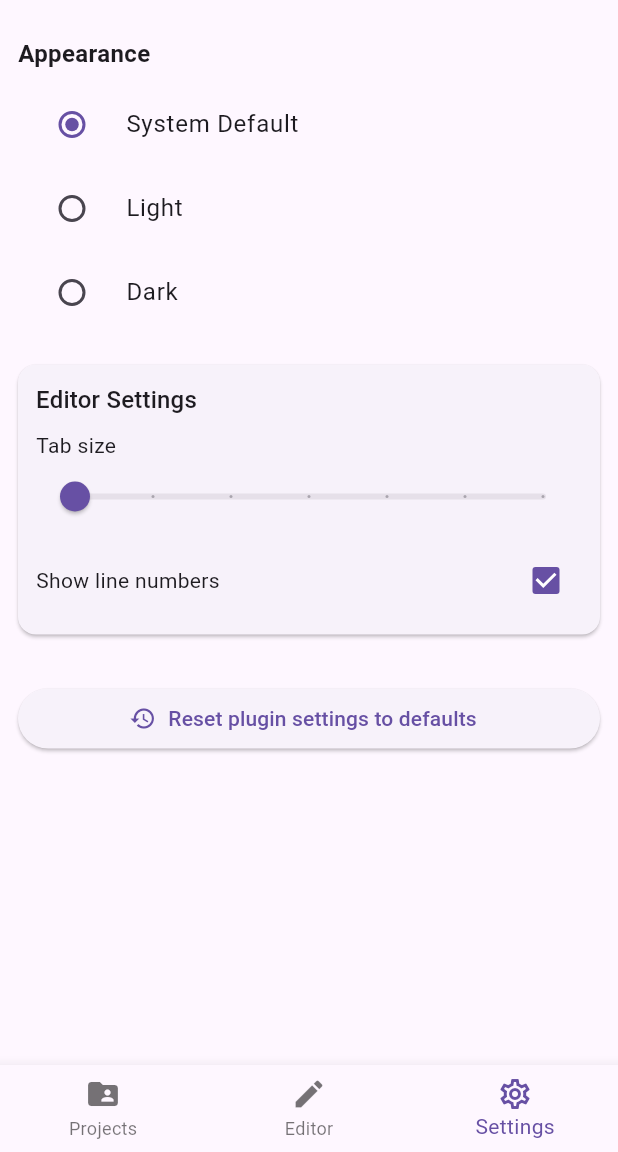
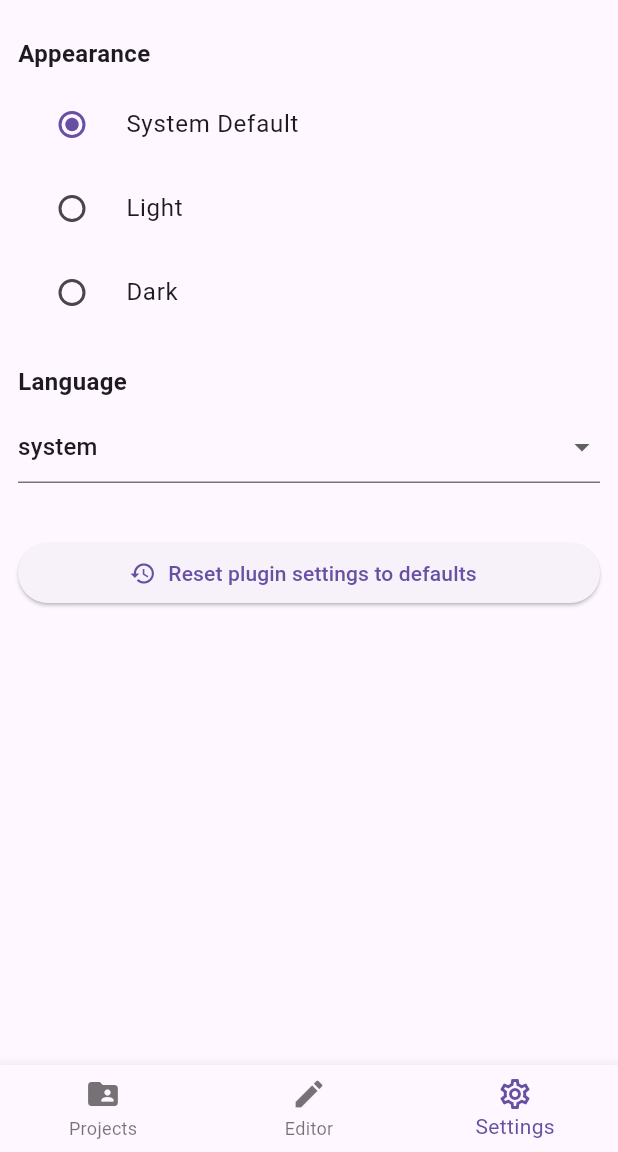
Before and after one commit to bilalsul/rzv, a Flutter app: the screen it shows after launch, item 3 of the bottom bar chosen, on a phone screen of 412 x 824 dp, the part 84-1236 px from its top. Run offline on Flutter 3.47's test engine with Material 3 defaults, Android fonts, the phone set to English and light mode, and no system bars; our stand-ins replace flutter_markdown, flutter_riverpod, flutter_smart_dialog, freezed_annotation, shared_preferences; missing offline and left inert: window_manager; generated files the repository leaves out were written again; statements that could not run were skipped; project files that could hold a hidden picture were left out.

Commit message:
screen: add theme customizer plugin options when it enabled

```diff
--- a/git_explorer_mob/lib/screens/settings_screen.dart
+++ b/git_explorer_mob/lib/screens/settings_screen.dart
@@ -8,6 +8,7 @@ import 'package:git_explorer_mob/providers/editor_settings_provider.dart';
 import 'package:git_explorer_mob/providers/git_settings_provider.dart';
 import 'package:git_explorer_mob/providers/ai_settings_provider.dart';
 import 'package:git_explorer_mob/providers/file_explorer_settings_provider.dart';
+import 'package:git_explorer_mob/enums/options/supported_language.dart';
 
 /// SettingsScreen no longer contains plugin toggles (they live in AppDrawer).
 /// This screen exposes plugin-specific settings panels and connects them
@@ -32,6 +33,12 @@ class SettingsScreen extends ConsumerWidget {
     final gitCtrl = ref.read(gitSettingsProvider.notifier);
     final aiCtrl = ref.read(aiSettingsProvider.notifier);
     final feCtrl = ref.read(fileExplorerSettingsProvider.notifier);
+    final terminalEnabled = ref.watch(isPluginEnabledProvider('terminal'));
+    final themeCustomizerEnabled = ref.watch(isPluginEnabledProvider('theme_customizer'));
+    // watch Prefs so the UI reacts to changes made elsewhere
+    final prefs = ref.watch(prefsProvider);
+  final pluginConfigs = ref.watch(pluginSettingsProvider).pluginConfigs;
+  final terminalCfg = pluginConfigs['terminal'] ?? {};
 
     return Scaffold(
       body: SafeArea(
@@ -43,7 +50,7 @@ class SettingsScreen extends ConsumerWidget {
           const Text('Appearance', style: TextStyle(fontSize: 16, fontWeight: FontWeight.w600)),
           const SizedBox(height: 8),
           Builder(builder: (context) {
-            final currentTheme = Prefs().themeMode;
+            final currentTheme = prefs.themeMode;
             return Column(children: [
               RadioListTile<ThemeMode>(
                 title: const Text('System Default'),
@@ -83,10 +90,54 @@ class SettingsScreen extends ConsumerWidget {
             ]);
           }),
 
+          // Language selection
+          const SizedBox(height: 8),
+          const Text('Language', style: TextStyle(fontSize: 16, fontWeight: FontWeight.w600)),
+          const SizedBox(height: 8),
+          DropdownButtonFormField<String>(
+            value: prefs.locale == null ? 'System' : (prefs.locale?.countryCode != null ? '${prefs.locale!.languageCode}-${prefs.locale!.countryCode}' : prefs.locale!.languageCode),
+            items: supportedLanguages.expand((m) => m.entries).map((entry) {
+              final label = entry.key;
+              final code = entry.value;
+              return DropdownMenuItem(value: code == 'System' ? 'System' : code, child: Text(label));
+            }).toList(),
+            onChanged: (v) async {
+              if (v == null) return;
+              await Prefs().saveLocaleToPrefs(v);
+            },
+          ),
+          const SizedBox(height: 12),
+
+          // Theme Customizer (plugin)
+          PluginSettingsPanel(
+            title: 'Theme Customizer',
+            visible: themeCustomizerEnabled,
+            child: Column(crossAxisAlignment: CrossAxisAlignment.start, children: [
+              const Text('Primary color'),
+              const SizedBox(height: 8),
+              Row(children: [
+                Expanded(child: Wrap(spacing: 8, children: [
+                  ElevatedButton(onPressed: () async { await Prefs().savePrimaryColor(0xFF2196F3); ref.read(themeSettingsProvider.notifier).updateSettings(ref.read(themeSettingsProvider).copyWith(primaryColor: 0xFF2196F3)); }, child: const Text('Blue')),
+                  ElevatedButton(onPressed: () async { await Prefs().savePrimaryColor(0xFFE91E63); ref.read(themeSettingsProvider.notifier).updateSettings(ref.read(themeSettingsProvider).copyWith(primaryColor: 0xFFE91E63)); }, child: const Text('Pink')),
+                  ElevatedButton(onPressed: () async { await Prefs().savePrimaryColor(0xFF4CAF50); ref.read(themeSettingsProvider.notifier).updateSettings(ref.read(themeSettingsProvider).copyWith(primaryColor: 0xFF4CAF50)); }, child: const Text('Green')),
+                ])),
+              ]),
+              const SizedBox(height: 12),
+              Row(children: [
+                const Expanded(child: Text('Border radius')),
+                Slider(value: prefs.borderRadius, min: 0, max: 32, divisions: 16, label: prefs.borderRadius.toStringAsFixed(0), onChanged: (v) async { await Prefs().saveBorderRadius(v); ref.read(themeSettingsProvider.notifier).updateSettings(ref.read(themeSettingsProvider).copyWith(borderRadius: v)); }),
+              ]),
+              Row(children: [
+                const Expanded(child: Text('Reduce animations')),
+                Switch(value: prefs.reduceAnimations, onChanged: (v) async { await Prefs().saveReduceAnimations(v); ref.read(themeSettingsProvider.notifier).updateSettings(ref.read(themeSettingsProvider).copyWith(reduceAnimations: v)); }),
+              ]),
+            ]),
+          ),
+
           // Editor settings panel (visible only when editor plugin enabled)
           PluginSettingsPanel(
             title: 'Editor Settings',
-            visible: true,
+            visible: editorEnabled,
             child: Column(crossAxisAlignment: CrossAxisAlignment.start, children: [
               const Text('Tab size'),
               Slider(
@@ -147,6 +198,30 @@ class SettingsScreen extends ConsumerWidget {
             ]),
           ),
 
+          // Terminal settings
+          PluginSettingsPanel(
+            title: 'Terminal Settings',
+            visible: terminalEnabled,
+            child: Column(crossAxisAlignment: CrossAxisAlignment.start, children: [
+              const Text('Shell executable'),
+              const SizedBox(height: 8),
+              TextField(
+                controller: TextEditingController(text: (terminalCfg['shellPath'] ?? '/bin/bash') as String),
+                decoration: const InputDecoration(hintText: '/bin/bash'),
+                onSubmitted: (v) => ref.read(pluginSettingsProvider.notifier).updatePluginConfig('terminal', 'shellPath', v.trim()),
+              ),
+              const SizedBox(height: 8),
+              Row(children: [
+                const Expanded(child: Text('Font size')),
+                Slider(value: (terminalCfg['fontSize'] ?? 14).toDouble(), min: 10, max: 24, divisions: 14, onChanged: (v) => ref.read(pluginSettingsProvider.notifier).updatePluginConfig('terminal', 'fontSize', v.toInt())),
+              ]),
+              Row(children: [
+                const Expanded(child: Text('Audible bell')),
+                Switch(value: (terminalCfg['bell'] ?? true) as bool, onChanged: (v) => ref.read(pluginSettingsProvider.notifier).updatePluginConfig('terminal', 'bell', v)),
+              ]),
+            ]),
+          ),
+
           // File Explorer settings
           PluginSettingsPanel(
             title: 'File Explorer Settings',
```
